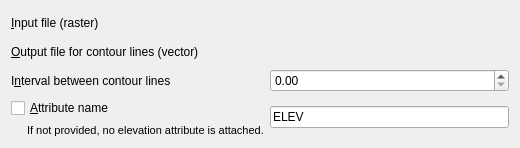
qgis/QGIS, file python/plugins/GdalTools/tools/widgetContour.ui: the form before one commit.
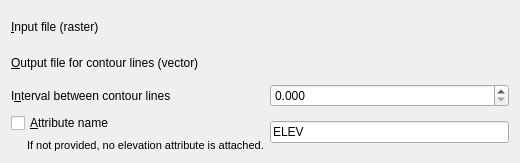
The form after the commit. Custom widgets are drawn as their Qt base class.

Commit message: Increased number of decimaps for GDAL Contour

The edit to the form file:
```diff
--- a/python/plugins/GdalTools/tools/widgetContour.ui
+++ b/python/plugins/GdalTools/tools/widgetContour.ui
@@ -7,7 +7,7 @@
     <x>0</x>
     <y>0</y>
     <width>520</width>
-    <height>148</height>
+    <height>163</height>
    </rect>
   </property>
   <property name="sizePolicy">
@@ -60,6 +60,15 @@
          <verstretch>0</verstretch>
         </sizepolicy>
        </property>
+       <property name="maximumSize">
+        <size>
+         <width>16777212</width>
+         <height>16777215</height>
+        </size>
+       </property>
+       <property name="decimals">
+        <number>3</number>
+       </property>
        <property name="maximum">
         <double>2140000000.000000000000000</double>
        </property>
```
